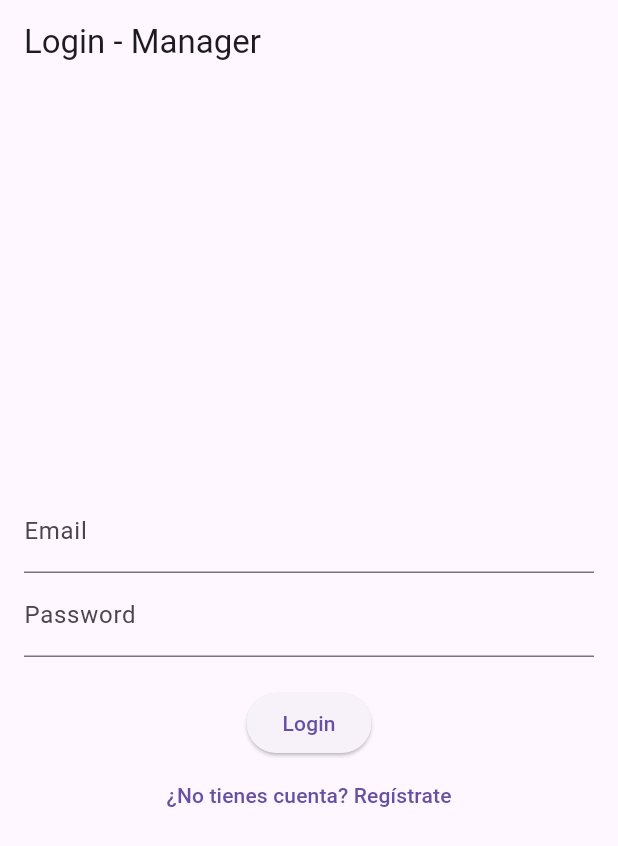
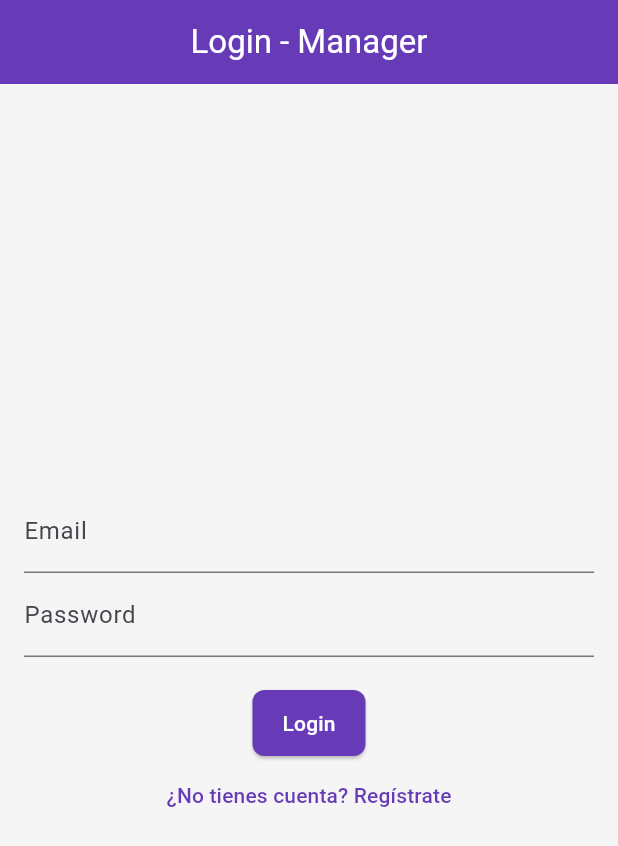
Before and after one commit to UniPafi/flutter_InnoSpace, a Flutter app: the screen it shows after launch, on a phone screen of 412 x 824 dp. Shown: the top 846 px of the screen. Run offline on Flutter 3.47's test engine with Material 3 defaults, Android fonts, the phone set to English and light mode, and no system bars; our stand-ins replace equatable, flutter_bloc, shared_preferences.

Commit message:
feat: add custom light and dark themes
Introduced AppTheme class with custom light and dark ThemeData in lib/core/ui/theme.dart. Updated main.dart to use these themes and enable system theme mode for consistent app styling.

```diff
--- a/lib/core/ui/theme.dart
+++ b/lib/core/ui/theme.dart
@@ -0,0 +1,95 @@
+import 'dart:ui';
+
+import 'package:flutter/material.dart';
+
+class AppTheme {
+  // Colores Base
+  static const Color primaryColor = Color(0xFF673AB7); // Morado Profundo (Deep Purple)
+  static const Color accentColor = Color(0xFF03A9F4);  // Celeste Vívido (Light Blue)
+  static const Color lightBackground = Color(0xFFF5F5F5); // Gris Claro para fondo
+  static const Color darkBackground = Color(0xFF121212);  // Gris Muy Oscuro para fondo
+
+  // ==========================================================
+  // 1. Tema Claro (Light Theme)
+  // ==========================================================
+static ThemeData get lightTheme => ThemeData(
+        // 1. Especificar el brillo del tema
+        brightness: Brightness.light,
+        primaryColor: primaryColor,
+        colorScheme: ColorScheme.fromSeed(
+          // 2. ¡CRUCIAL! Pasar el brillo al ColorScheme.fromSeed
+          seedColor: primaryColor,
+          brightness: Brightness.light, // <-- CORRECCIÓN APLICADA
+          primary: primaryColor,
+          secondary: accentColor,
+          background: lightBackground,
+          surface: Colors.white,
+          onPrimary: Colors.white,
+          onSecondary: Colors.black,
+          onSurface: Colors.black87,
+        ),
+        // ... (resto del tema se mantiene)
+        scaffoldBackgroundColor: lightBackground,
+        appBarTheme: const AppBarTheme(
+          backgroundColor: primaryColor,
+          foregroundColor: Colors.white,
+          elevation: 0,
+          centerTitle: true,
+        ),
+        floatingActionButtonTheme: const FloatingActionButtonThemeData(
+          backgroundColor: accentColor,
+          foregroundColor: Colors.white,
+        ),
+        elevatedButtonTheme: ElevatedButtonThemeData(
+          style: ElevatedButton.styleFrom(
+            backgroundColor: primaryColor,
+            foregroundColor: Colors.white,
+            shape: RoundedRectangleBorder(borderRadius: BorderRadius.circular(8)),
+            padding: const EdgeInsets.symmetric(horizontal: 20, vertical: 12),
+          ),
+        ),
+      );
+
+  // ==========================================================
+  // 2. Tema Oscuro (Dark Theme)
+  // ==========================================================
+
+  static ThemeData get darkTheme => ThemeData(
+        // 1. Especificar el brillo del tema
+        brightness: Brightness.dark,
+        primaryColor: primaryColor,
+        colorScheme: ColorScheme.fromSeed(
+          // 2. ¡CRUCIAL! Pasar el brillo al ColorScheme.fromSeed
+          seedColor: primaryColor,
+          brightness: Brightness.dark, // <-- CORRECCIÓN APLICADA
+          primary: primaryColor,
+          secondary: accentColor,
+          background: darkBackground,
+          surface: const Color(0xFF1E1E1E),
+          onPrimary: Colors.white,
+          onSecondary: Colors.black,
+          onBackground: Colors.white70,
+          onSurface: Colors.white,
+        ),
+        // ... (resto del tema se mantiene)
+        scaffoldBackgroundColor: darkBackground,
+        appBarTheme: const AppBarTheme(
+          backgroundColor: Color(0xFF1E1E1E),
+          foregroundColor: Colors.white,
+          elevation: 0,
+          centerTitle: true,
+        ),
+        floatingActionButtonTheme: const FloatingActionButtonThemeData(
+          backgroundColor: accentColor,
+          foregroundColor: Colors.black,
+        ),
+        elevatedButtonTheme: ElevatedButtonThemeData(
+          style: ElevatedButton.styleFrom(
+            backgroundColor: primaryColor,
+            foregroundColor: Colors.white,
+            shape: RoundedRectangleBorder(borderRadius: BorderRadius.circular(8)),
+            padding: const EdgeInsets.symmetric(horizontal: 20, vertical: 12),
+          ),
+        ),
+      );
+}
--- a/lib/main.dart
+++ b/lib/main.dart
@@ -1,5 +1,6 @@
 import 'package:flutter/material.dart';
 import 'package:flutter_bloc/flutter_bloc.dart';
+import 'package:flutter_innospace/core/ui/theme.dart';
 import 'package:flutter_innospace/features/auth/domain/usecases/SignInUseCase.dart';
 import 'package:flutter_innospace/features/auth/domain/usecases/SignUpUseCase.dart';
 import 'package:flutter_innospace/features/opportunities/domain/use-cases/CloseOpportunityUseCase.dart';
@@ -130,11 +131,10 @@ BlocProvider<OpportunityDetailBloc>(
         ),
       ],
       child: MaterialApp(
-        title: 'flutter_InnoSpaces',
-        theme: ThemeData(
-          primarySwatch: Colors.blue,
-          visualDensity: VisualDensity.adaptivePlatformDensity,
-        ),
+        title: 'flutter_InnoSpace',
+      theme: AppTheme.lightTheme,
+        darkTheme: AppTheme.darkTheme,
+        themeMode: ThemeMode.system,
 
         initialRoute: '/',
         routes: {
```
